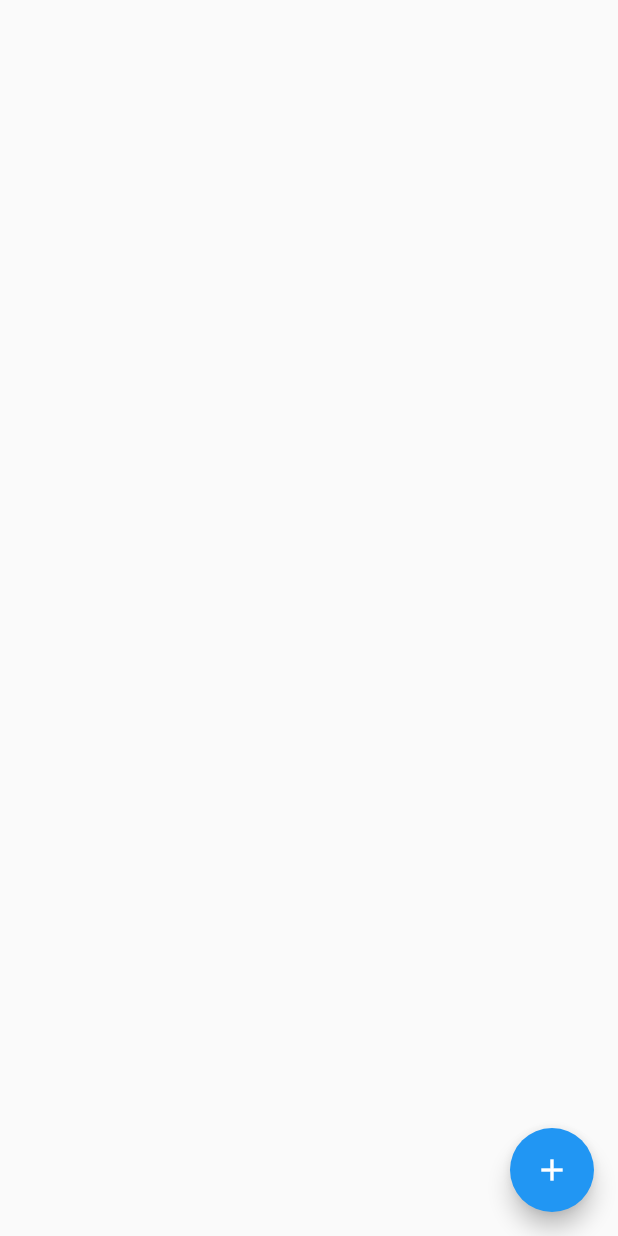
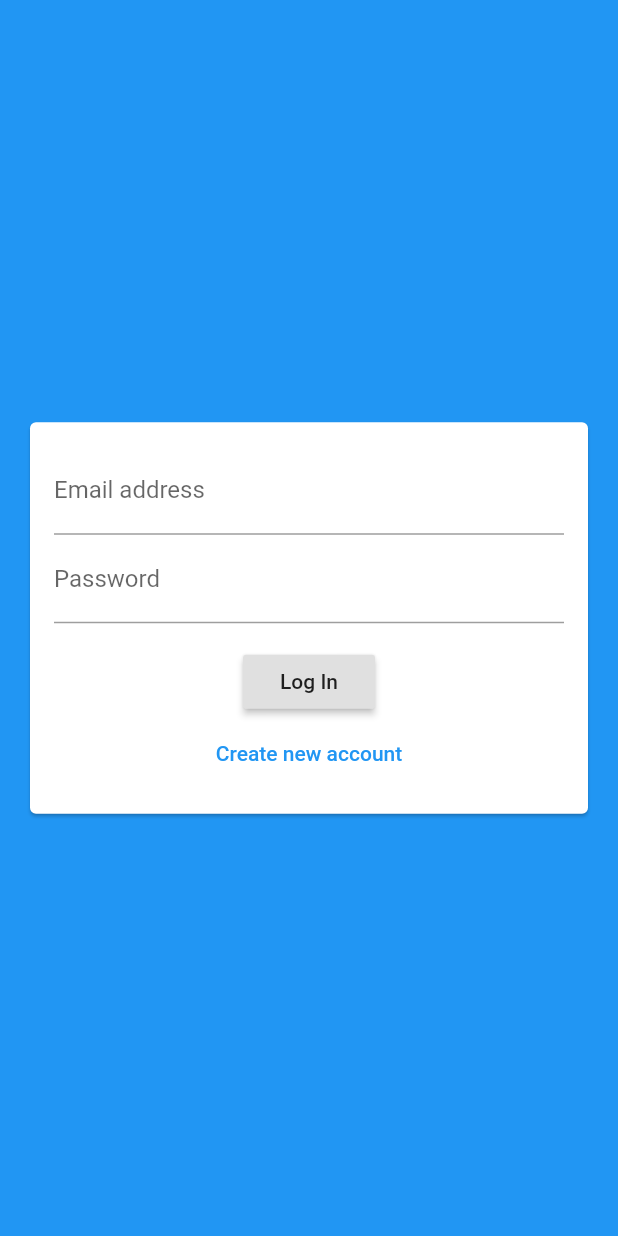
Before and after one commit to eloicasamayor/chat_app, a Flutter app: the screen it shows after launch, on a phone screen of 412 x 824 dp. Run offline on Flutter 3.47's test engine with Material 2 defaults, Android fonts, the phone set to English and light mode, and no system bars; our stand-ins replace cloud_firestore, firebase_auth, firebase_core; accounts and stored records are empty.

Commit message:
auth implemented and working

```diff
--- a/lib/main.dart
+++ b/lib/main.dart
@@ -1,3 +1,4 @@
+import 'package:chat_app/screens/auth_screen.dart';
 import 'package:chat_app/screens/chat_screen.dart';
 import 'package:flutter/material.dart';
 // Import the firebase_core plugin
@@ -18,7 +19,7 @@ class MyApp extends StatelessWidget {
       theme: ThemeData(
         primarySwatch: Colors.blue,
       ),
-      home: ChatScreen(),
+      home: AuthScreen(),
     );
   }
 }
--- a/lib/screens/auth_screen.dart
+++ b/lib/screens/auth_screen.dart
@@ -1,4 +1,6 @@
 import 'package:flutter/material.dart';
+import 'package:firebase_auth/firebase_auth.dart';
+import '../widgets/auth/auth_form.dart';
 
 class AuthScreen extends StatefulWidget {
   const AuthScreen({Key? key}) : super(key: key);
@@ -8,10 +10,50 @@ class AuthScreen extends StatefulWidget {
 }
 
 class _AuthScreenState extends State<AuthScreen> {
+  final _auth = FirebaseAuth.instance;
+
+  void _submitAuthForm(
+    String email,
+    String password,
+    String username,
+    bool isLogin,
+    BuildContext ctx,
+  ) async {
+    UserCredential authResult;
+
+    try {
+      if (isLogin) {
+        authResult = await _auth.signInWithEmailAndPassword(
+          email: email,
+          password: password,
+        );
+      } else {
+        authResult = await _auth.createUserWithEmailAndPassword(
+          email: email,
+          password: password,
+        );
+      }
+    } on FirebaseAuthException catch (err) {
+      var message = 'An error occurred, please chech credentials';
+      if (err.message != null) {
+        message = err.message.toString();
+      }
+      print(email);
+      print(password);
+      Scaffold.of(ctx).showSnackBar(
+        SnackBar(
+          content: Text(message),
+          backgroundColor: Theme.of(ctx).errorColor,
+        ),
+      );
+    }
+  }
+
   @override
   Widget build(BuildContext context) {
     return Scaffold(
       backgroundColor: Theme.of(context).primaryColor,
+      body: AuthForm(_submitAuthForm),
     );
   }
 }
--- /dev/null
+++ b/lib/widgets/auth/auth_form.dart
@@ -0,0 +1,131 @@
+import 'package:flutter/material.dart';
+
+class AuthForm extends StatefulWidget {
+  final void Function(
+    String email,
+    String password,
+    String username,
+    bool isLogin,
+    BuildContext ctx,
+  ) submitFn;
+
+  AuthForm(this.submitFn);
+
+  @override
+  _AuthFormState createState() => _AuthFormState();
+}
+
+class _AuthFormState extends State<AuthForm> {
+  final _form = GlobalKey<FormState>();
+  var _isLogin = true;
+  var _userEmail = '';
+  var _userName = '';
+  var _userPassword = '';
+
+  void _trySubmit() {
+    final _isValid = _form.currentState!.validate();
+    FocusScope.of(context).unfocus();
+    if (_isValid) {
+      _form.currentState!.save();
+
+      widget.submitFn(
+        _userEmail.trim(),
+        _userPassword.trim(),
+        _userName.trim(),
+        _isLogin,
+        context,
+      );
+    }
+  }
+
+  @override
+  Widget build(BuildContext context) {
+    return Center(
+      child: Card(
+        margin: EdgeInsets.all(20),
+        child: SingleChildScrollView(
+          child: Padding(
+            padding: EdgeInsets.all(16),
+            child: Form(
+              key: _form,
+              child: Column(
+                mainAxisSize: MainAxisSize.min,
+                children: [
+                  TextFormField(
+                    key: ValueKey('email'),
+                    validator: (value) {
+                      if (value!.isEmpty || !value.contains('@')) {
+                        return 'Please enter a valid email';
+                      } else {
+                        return null;
+                      }
+                    },
+                    keyboardType: TextInputType.emailAddress,
+                    decoration: InputDecoration(
+                      labelText: 'Email address',
+                    ),
+                    onSaved: (value) {
+                      _userEmail = value!;
+                    },
+                  ),
+                  if (!_isLogin)
+                    TextFormField(
+                      key: ValueKey('username'),
+                      validator: (value) {
+                        if (value!.isEmpty || value.length < 4) {
+                          return 'Please enter at least 4 characters';
+                        } else {
+                          return null;
+                        }
+                      },
+                      decoration: InputDecoration(
+                        labelText: 'Username',
+                      ),
+                      onSaved: (value) {
+                        _userName = value!;
+                      },
+                    ),
+                  TextFormField(
+                    key: ValueKey('password'),
+                    validator: (value) {
+                      if (value!.isEmpty || value.length < 7) {
+                        return 'Password must be at least 7 characters long';
+                      } else {
+                        return null;
+                      }
+                    },
+                    decoration: InputDecoration(
+                      labelText: 'Password',
+                    ),
+                    obscureText: true,
+                    onSaved: (value) {
+                      _userPassword = value!;
+                    },
+                  ),
+                  SizedBox(
+                    height: 15,
+                  ),
+                  RaisedButton(
+                    onPressed: _trySubmit,
+                    child: Text(_isLogin ? 'Log In' : 'Sign Up'),
+                  ),
+                  FlatButton(
+                    onPressed: () {
+                      setState(() {
+                        _isLogin = !_isLogin;
+                      });
+                    },
+                    textColor: Theme.of(context).primaryColor,
+                    child: Text(_isLogin
+                        ? 'Create new account'
+                        : 'I already have an account'),
+                  )
+                ],
+              ),
+            ),
+          ),
+        ),
+      ),
+    );
+  }
+}
--- a/pubspec.yaml
+++ b/pubspec.yaml
@@ -29,6 +29,7 @@ dependencies:
   # Use with the CupertinoIcons class for iOS style icons.
   cupertino_icons: ^1.0.2
   cloud_firestore: ^2.2.2
+  firebase_auth: ^1.4.1
 
 dev_dependencies:
   flutter_test:
```
Also changed, not shown: pubspec.lock.
